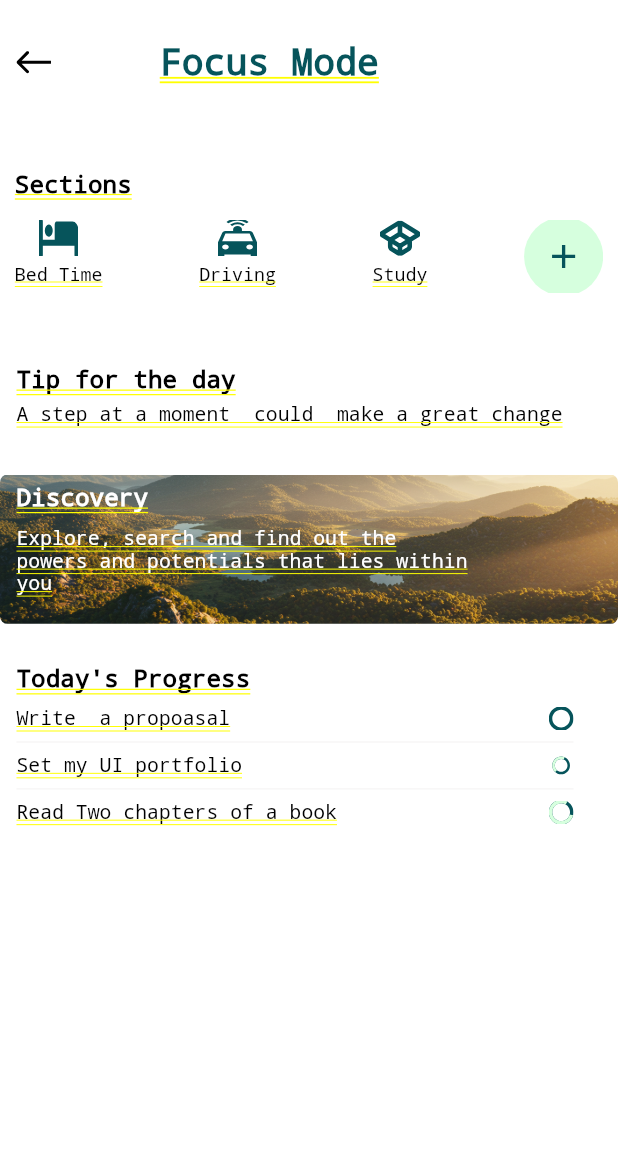
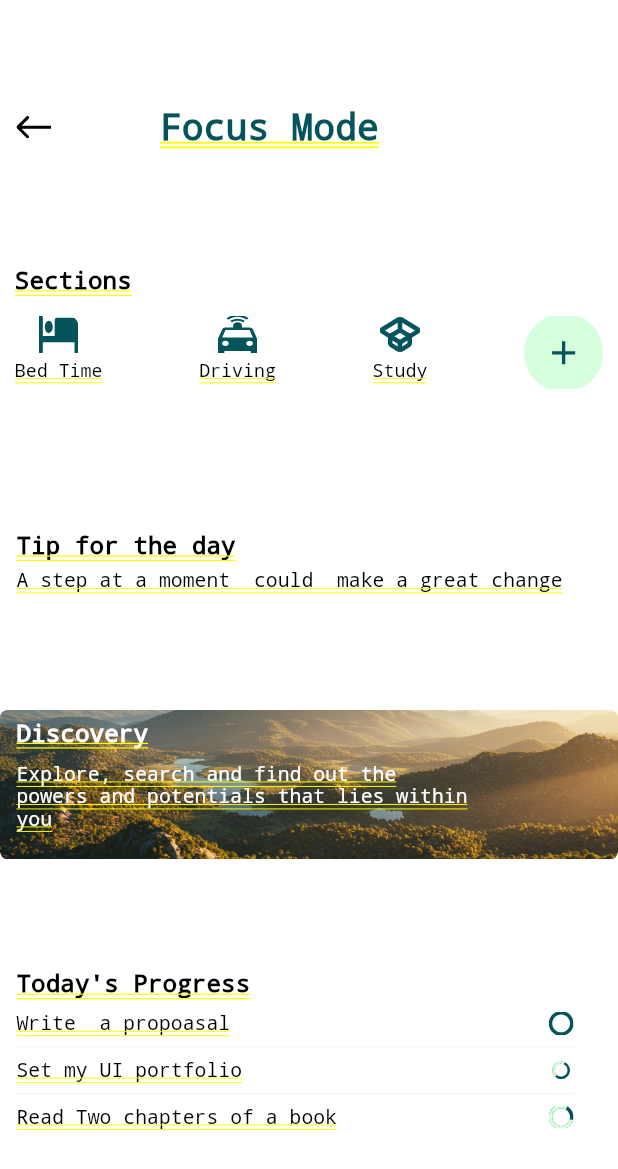
Before and after one commit to OtiDavidChibueze/fokusly-digital-platform, a Flutter app: the FocusMainPage screen opened by its route, on a phone screen of 412 x 824 dp. Shown: the top 1169 px of the screen. Run offline on Flutter 3.47's test engine with Material 3 defaults, Android fonts, the phone set to English and light mode, and no system bars; our stand-ins replace fl_chart, flutter_screenutil, flutter_svg, google_fonts, hive, hive_flutter; accounts and stored records are empty.

Commit message:
removed fixed spacing: and made spacing evenly

```diff
--- a/lib/pages/FocusPages/focus_main_page.dart
+++ b/lib/pages/FocusPages/focus_main_page.dart
@@ -12,9 +12,9 @@ class FocusMainPage extends StatelessWidget {
   @override
   Widget build(BuildContext context) {
     return Column(
+      mainAxisAlignment: MainAxisAlignment.spaceEvenly,
       children: [
-        VSpace(23),
-
+        // VSpace(23),
         Row(
           children: [
             Padding(
@@ -35,8 +35,7 @@ class FocusMainPage extends StatelessWidget {
           ],
         ),
 
-        VSpace(45),
-
+        // VSpace(45),
         MyContainer(
           width: sw(100),
           padding: EdgeInsets.symmetric(horizontal: w(9)),
@@ -95,8 +94,7 @@ class FocusMainPage extends StatelessWidget {
           ),
         ),
 
-        VSpace(20),
-
+        // VSpace(20),
         MyContainer(
           width: sw(100),
           radius: 5,
@@ -132,8 +130,7 @@ class FocusMainPage extends StatelessWidget {
           ),
         ),
 
-        VSpace(20),
-
+        // VSpace(20),
         MyContainer(
           width: sw(100),
           radius: 5,
@@ -171,8 +168,7 @@ class FocusMainPage extends StatelessWidget {
           ),
         ),
 
-        VSpace(20),
-
+        // VSpace(20),
         MyContainer(
           radius: 5,
           width: sw(100),
```
